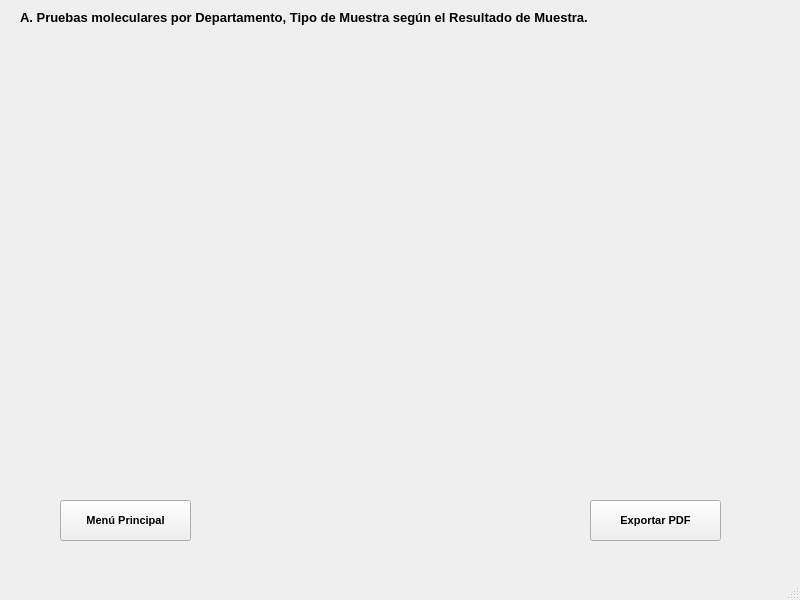
Before: the Qt Designer form estadistica1.ui in Mario-Chura/TO_Tabajo_Final_Grupo6_Tema2, drawn with Qt 5.
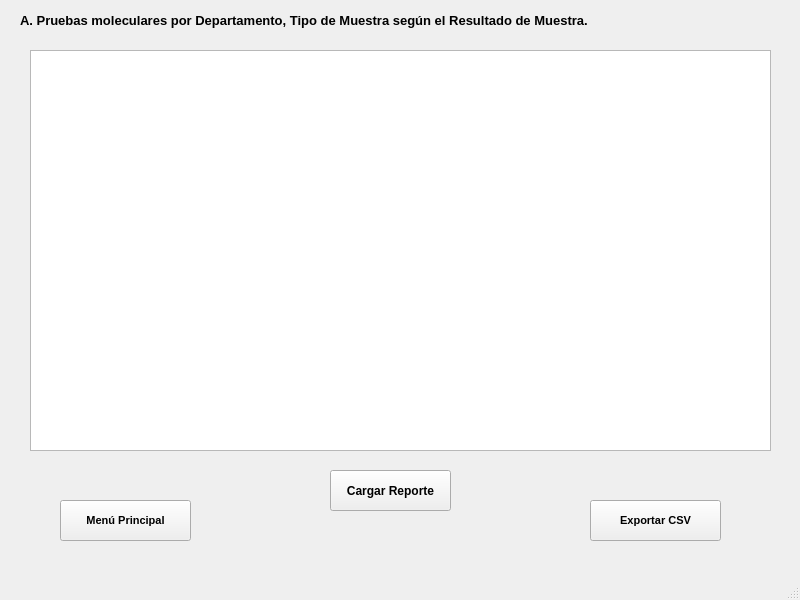
After: the same form once the commit is applied.

Commit message: Cambios en para estadistica1

What changed in the file:
```diff
--- a/estadistica1.ui
+++ b/estadistica1.ui
@@ -45,11 +45,12 @@
     <property name="font">
      <font>
       <pointsize>8</pointsize>
+      <weight>75</weight>
       <bold>true</bold>
      </font>
     </property>
     <property name="text">
-     <string>Exportar PDF</string>
+     <string>Exportar CSV</string>
     </property>
    </widget>
    <widget class="QLabel" name="titulo">
@@ -58,13 +59,49 @@
       <x>20</x>
       <y>10</y>
       <width>651</width>
-      <height>16</height>
+      <height>21</height>
      </rect>
     </property>
     <property name="text">
      <string>&lt;html&gt;&lt;head/&gt;&lt;body&gt;&lt;p&gt;&lt;span style=&quot; font-size:10pt; font-weight:700;&quot;&gt;A. Pruebas moleculares por Departamento, Tipo de Muestra según el Resultado de Muestra.&lt;/span&gt;&lt;/p&gt;&lt;/body&gt;&lt;/html&gt;</string>
     </property>
    </widget>
+   <widget class="QTableWidget" name="tabla">
+    <property name="geometry">
+     <rect>
+      <x>30</x>
+      <y>50</y>
+      <width>741</width>
+      <height>401</height>
+     </rect>
+    </property>
+   </widget>
+   <widget class="QPushButton" name="carga">
+    <property name="geometry">
+     <rect>
+      <x>330</x>
+      <y>470</y>
+      <width>121</width>
+      <height>41</height>
+     </rect>
+    </property>
+    <property name="font">
+     <font>
+      <family>MS Shell Dlg 2</family>
+      <weight>75</weight>
+      <bold>true</bold>
+     </font>
+    </property>
+    <property name="text">
+     <string>Cargar Reporte</string>
+    </property>
+    <property name="checkable">
+     <bool>false</bool>
+    </property>
+    <property name="checked">
+     <bool>false</bool>
+    </property>
+   </widget>
   </widget>
   <widget class="QMenuBar" name="menubar">
    <property name="geometry">
```
Left out of the diff: 3 changed lines with no effect on the pictures. The commit also changes 8 other files.
